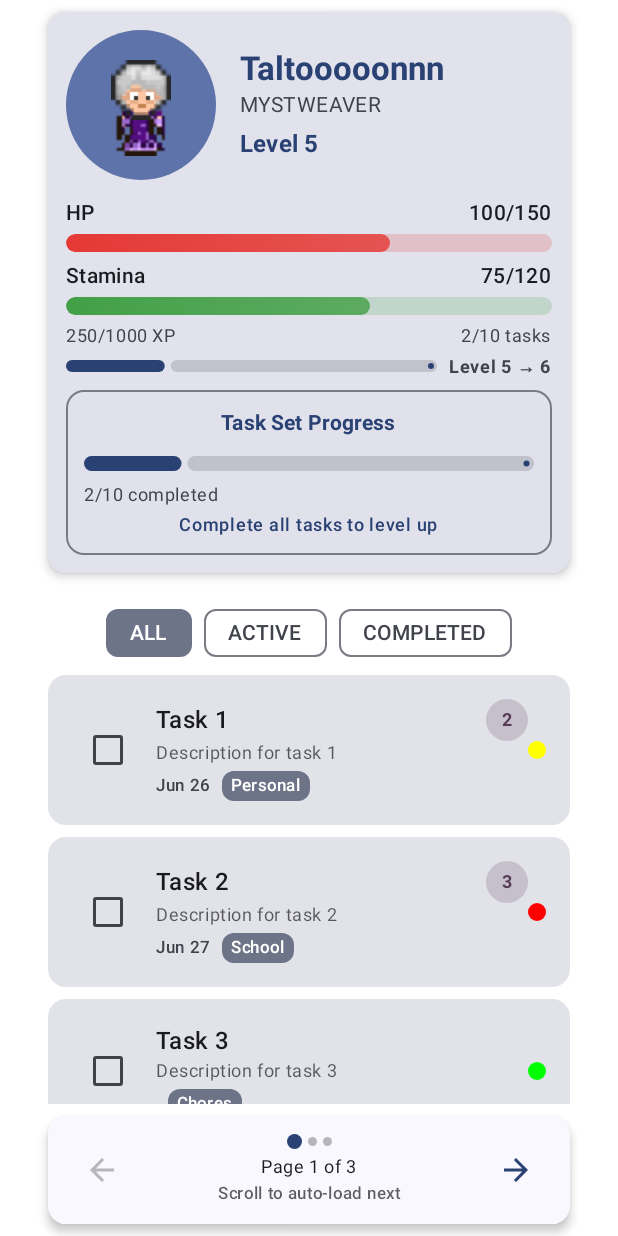
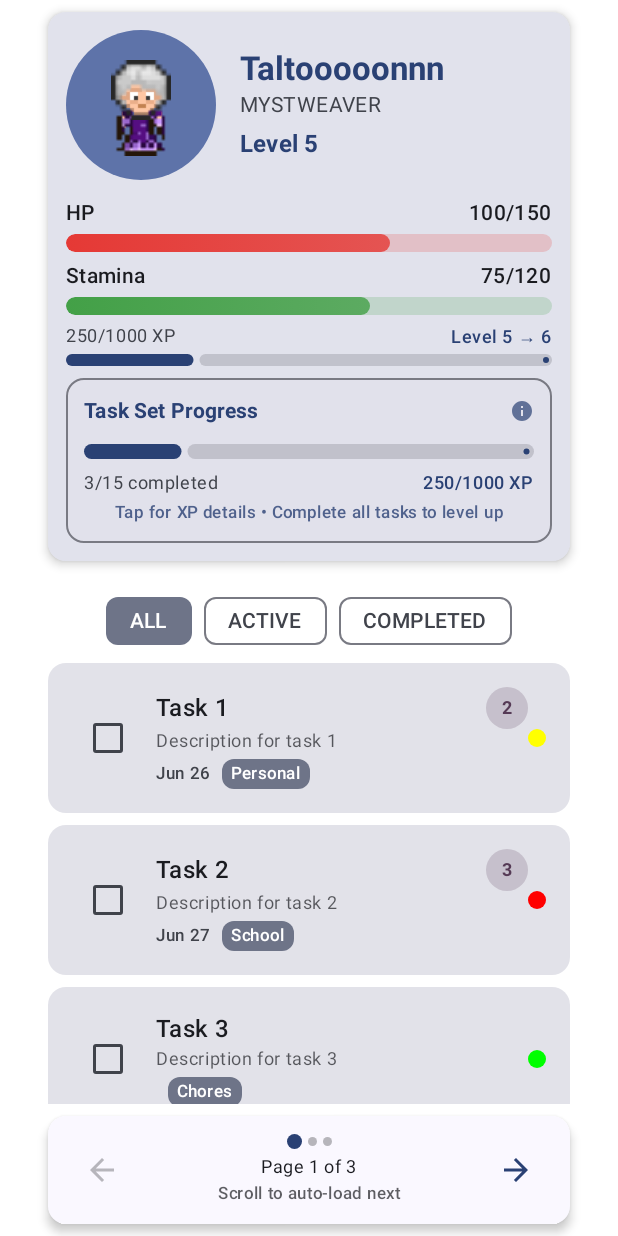
Before and after one commit to Renia274/WizardlyDo, an Android app built with Jetpack Compose: the @Preview function TaskContentPreview, on a phone screen of 412 x 824 dp. Run offline under Robolectric (Android 15) with nearby library versions, the light colour scheme and no system bars.

Commit message:
Updates-refactor task progress for next level

```diff
--- a/app/src/main/java/com/wizardlydo/app/screens/tasks/TaskScreen.kt
+++ b/app/src/main/java/com/wizardlydo/app/screens/tasks/TaskScreen.kt
@@ -92,13 +92,16 @@ fun TaskScreen(
     val wizardProfile = state.wizardProfile?.getOrNull()
     val isLandscape = LocalConfiguration.current.screenWidthDp > LocalConfiguration.current.screenHeightDp
 
+    // Calculate XP-based task progress
+    val (xpBasedTasksCompleted, xpBasedTotalTasks) = wizardProfile?.let { profile ->
+        viewModel.getXPBasedTaskProgress(profile)
+    } ?: Pair(0, 10)
+
     var isSearchVisible by remember { mutableStateOf(false) }
     var searchQuery by remember { mutableStateOf("") }
     var selectedPriority by remember { mutableStateOf<Priority?>(null) }
-
     var isUIVisible by remember { mutableStateOf(true) }
 
-    // Track the first task ID for the Edit button
     val firstTaskId = state.filteredTasks.firstOrNull()?.id
 
     LaunchedEffect(Unit) { viewModel.loadData() }
@@ -159,7 +162,6 @@ fun TaskScreen(
             }
         },
         bottomBar = {
-            // Hide bottom bar when UI is not visible
             AnimatedVisibility(
                 visible = isUIVisible,
                 enter = slideInVertically(initialOffsetY = { it }),
@@ -167,7 +169,6 @@ fun TaskScreen(
             ) {
                 TaskBottomBar(
                     onEdit = {
-                        // Navigate to edit first task if available
                         firstTaskId?.let { taskId ->
                             onEditTask(taskId)
                         }
@@ -189,7 +190,6 @@ fun TaskScreen(
             }
         },
         floatingActionButton = {
-            // Hide FAB when UI is not visible
             AnimatedVisibility(
                 visible = isUIVisible,
                 enter = scaleIn(),
@@ -217,8 +217,7 @@ fun TaskScreen(
                         stamina = wizardProfile?.stamina ?: 50,
                         maxStamina = wizardProfile?.maxStamina ?: 100,
                         experience = wizardProfile?.experience ?: 0,
-                        tasksCompleted = 0,
-                        totalTasksForLevel = 10,
+                        level = wizardProfile?.level ?: 1,
                         equippedItems = equippedItems
                     )
                     wizardProfile?.let { LevelUpIndicator(it.level) }
@@ -274,8 +273,7 @@ fun TaskScreen(
                                     stamina = wizardProfile?.stamina ?: 50,
                                     maxStamina = wizardProfile?.maxStamina ?: 100,
                                     experience = wizardProfile?.experience ?: 0,
-                                    tasksCompleted = 0,
-                                    totalTasksForLevel = 10,
+                                    level = wizardProfile?.level ?: 1,
                                     equippedItems = equippedItems,
                                     modifier = Modifier
                                         .padding(16.dp)
@@ -299,11 +297,9 @@ fun TaskScreen(
                                                 },
                                                 onDragEnd = {
                                                     isBeingSwiped = false
-                                                    // Hide on upward swipe
                                                     isUIVisible = false
                                                 }
                                             ) { change, dragAmount ->
-                                                // Only respond to upward swipes
                                                 if (dragAmount.y < 0) {
                                                     change.consume()
                                                 }
@@ -325,7 +321,6 @@ fun TaskScreen(
                         }
                     }
 
-                    // Swipe indicator when stats are hidden
                     if (!isUIVisible) {
                         Box(
                             modifier = Modifier
@@ -334,11 +329,9 @@ fun TaskScreen(
                                 .pointerInput(Unit) {
                                     detectDragGestures(
                                         onDragEnd = {
-                                            // Toggle on any downward swipe from the top area
                                             isUIVisible = true
                                         }
                                     ) { change, dragAmount ->
-                                        // Only respond to downward swipes
                                         if (dragAmount.y > 0) {
                                             change.consume()
                                         }
@@ -397,8 +390,7 @@ fun TaskContent(
     stamina: Int,
     maxStamina: Int,
     experience: Int,
-    tasksCompleted: Int,
-    totalTasksForLevel: Int,
+    level: Int,
     equippedItems: EquippedItems? = null,
     onCompleteTask: (Int) -> Unit,
     onEditTask: (Int) -> Unit,
@@ -427,8 +419,7 @@ fun TaskContent(
             stamina = stamina,
             maxStamina = maxStamina,
             experience = experience,
-            tasksCompleted = tasksCompleted,
-            totalTasksForLevel = totalTasksForLevel,
+            level = level,
             equippedItems = equippedItems
         )
 
@@ -485,8 +476,9 @@ fun TaskContentPreview() {
         level = 5,
         experience = 250,
         health = 100,
-        maxHealth = 100,
+        maxHealth = 150,
         stamina = 75,
+        maxStamina = 120,
         totalTasksCompleted = 15,
         consecutiveTasksCompleted = 0,
         wizardClass = WizardClass.MYSTWEAVER
@@ -519,6 +511,7 @@ fun TaskContentPreview() {
 
     WizardlyDoTheme {
         TaskContent(
+            modifier = Modifier,
             state = TaskUiState(
                 isLoading = false,
                 wizardProfile = Result.success(wizardProfile),
@@ -530,21 +523,19 @@ fun TaskContentPreview() {
                 totalPages = 3
             ),
             wizardProfile = wizardProfile,
-            tasksCompleted = 2,
-            totalTasksForLevel = 10,
+            health = 100,
+            maxHealth = 150,
+            stamina = 75,
+            maxStamina = 120,
+            experience = 250,
+            level = 5, // Added level parameter
+            equippedItems = null,
             onCompleteTask = {},
             onEditTask = {},
             onDeleteTask = {},
             onNextPage = {},
-
-            onDamageTaken = { _, _ -> },
-            modifier = Modifier,
-            health = 100,
-            maxHealth = 150,
-            stamina = 75,
-            experience = 250,
             onPreviousPage = {},
-            maxStamina = 120
+            onDamageTaken = { _, _ -> }
         )
     }
 }
--- a/app/src/main/java/com/wizardlydo/app/screens/tasks/comps/taskScreensComps/stats/CharacterStatsSection.kt
+++ b/app/src/main/java/com/wizardlydo/app/screens/tasks/comps/taskScreensComps/stats/CharacterStatsSection.kt
@@ -2,9 +2,12 @@ package com.wizardlydo.app.screens.tasks.comps.taskScreensComps.stats
 
 import androidx.compose.animation.core.animateIntAsState
 import androidx.compose.animation.core.tween
+import androidx.compose.foundation.BorderStroke
 import androidx.compose.foundation.Image
 import androidx.compose.foundation.background
+import androidx.compose.foundation.clickable
 import androidx.compose.foundation.isSystemInDarkTheme
+import androidx.compose.foundation.layout.Arrangement
 import androidx.compose.foundation.layout.Box
 import androidx.compose.foundation.layout.Column
 import androidx.compose.foundation.layout.Row
@@ -14,8 +17,12 @@ import androidx.compose.foundation.layout.height
 import androidx.compose.foundation.layout.padding
 import androidx.compose.foundation.layout.size
 import androidx.compose.foundation.layout.width
+import androidx.compose.material.icons.Icons
+import androidx.compose.material.icons.filled.Info
 import androidx.compose.material3.Card
 import androidx.compose.material3.CardDefaults
+import androidx.compose.material3.Icon
+import androidx.compose.material3.LinearProgressIndicator
 import androidx.compose.material3.MaterialTheme
 import androidx.compose.material3.Text
 import androidx.compose.runtime.Composable
@@ -46,8 +53,7 @@ fun CharacterStatsSection(
     stamina: Int,
     maxStamina: Int,
     experience: Int,
-    tasksCompleted: Int,
-    totalTasksForLevel: Int,
+    level: Int,
     equippedItems: EquippedItems? = null,
     taskViewModel: TaskViewModel? = LocalTaskViewModel.current
 ) {
@@ -247,26 +253,148 @@ fun CharacterStatsSection(
                 Spacer(modifier = Modifier.height(6.dp))
 
                 CompactLevelProgressSection(
-                    level = wizardProfile?.level ?: 1,
+                    level = level,
                     experience = animatedExp,
-                    tasksCompleted = tasksCompleted,
-                    totalTasksForLevel = totalTasksForLevel,
                 )
 
                 Spacer(modifier = Modifier.height(8.dp))
 
                 if (!isWizardDead) {
-                    TaskProgressSection(
-                        tasksCompleted = tasksCompleted,
-                        totalTasksForLevel = totalTasksForLevel)
+                    XPBasedTaskProgressSection(
+                        level = level,
+                        experience = animatedExp,
+                        taskViewModel = taskViewModel,
+                        wizardProfile = wizardProfile
+                    )
                 } else {
                     val revivalProgress = taskViewModel?.getRevivalProgress() ?: Pair(wizardProfile?.consecutiveTasksCompleted ?: 0, 3)
 
                     RevivalProgressSection(
                         tasksCompleted = revivalProgress.first,
-                        tasksNeededForRevival = revivalProgress.second)
+                        tasksNeededForRevival = revivalProgress.second
+                    )
                 }
             }
         }
     }
 }
+
+@Composable
+fun XPBasedTaskProgressSection(
+    level: Int,
+    experience: Int,
+    taskViewModel: TaskViewModel? = LocalTaskViewModel.current,
+    wizardProfile: WizardProfile? = null,
+    textColor: Color = MaterialTheme.colorScheme.onSurfaceVariant
+) {
+    // Calculate tasks required for current level
+    val tasksRequiredForLevel = when (level) {
+        in 1..4 -> 10
+        in 5..8 -> 15
+        in 9..14 -> 20
+        in 15..19 -> 25
+        in 20..24 -> 30
+        in 25..29 -> 35
+        else -> 40
+    }
+
+    // Calculate XP per task for current level
+    val expPerLevel = 1000
+    val expPerTask = if (tasksRequiredForLevel > 0) expPerLevel / tasksRequiredForLevel else 0
+
+    // Calculate tasks completed based on current XP
+    val tasksCompleted = if (expPerTask > 0) {
+        (experience / expPerTask).coerceAtMost(tasksRequiredForLevel)
+    } else {
+        0
+    }
+
+    // Calculate progress
+    val taskProgress = if (tasksRequiredForLevel > 0) {
+        tasksCompleted.toFloat() / tasksRequiredForLevel.toFloat()
+    } else {
+        0f
+    }
+
+    Card(
+        modifier = Modifier
+            .fillMaxWidth()
+            .clickable {
+                // Show toast when card is clicked
+                wizardProfile?.let { profile ->
+                    taskViewModel?.showXPProgressToast(profile)
+                }
+            },
+        colors = CardDefaults.cardColors(
+            containerColor = MaterialTheme.colorScheme.surfaceVariant.copy(alpha = 0.5f)
+        ),
+        border = BorderStroke(1.dp, MaterialTheme.colorScheme.outlineVariant)
+    ) {
+        Column(
+            modifier = Modifier.padding(12.dp)
+        ) {
+            Row(
+                modifier = Modifier.fillMaxWidth(),
+                horizontalArrangement = Arrangement.SpaceBetween,
+                verticalAlignment = Alignment.CenterVertically
+            ) {
+                Text(
+                    text = "Task Set Progress",
+                    style = MaterialTheme.typography.titleSmall,
+                    fontWeight = FontWeight.Bold,
+                    color = MaterialTheme.colorScheme.primary
+                )
+
+                // Info icon to indicate clickable
+                Icon(
+                    imageVector = Icons.Default.Info,
+                    contentDescription = "Tap for XP details",
+                    tint = MaterialTheme.colorScheme.primary.copy(alpha = 0.7f),
+                    modifier = Modifier.size(16.dp)
+                )
+            }
+
+            Spacer(modifier = Modifier.height(12.dp))
+
+            LinearProgressIndicator(
+                progress = { taskProgress },
+                modifier = Modifier
+                    .fillMaxWidth()
+                    .height(10.dp),
+                color = MaterialTheme.colorScheme.primary,
+                trackColor = textColor.copy(alpha = 0.2f)
+            )
+
+            Spacer(modifier = Modifier.height(8.dp))
+
+            Row(
+                modifier = Modifier.fillMaxWidth(),
+                horizontalArrangement = Arrangement.SpaceBetween,
+                verticalAlignment = Alignment.CenterVertically
+            ) {
+                Text(
+                    text = "$tasksCompleted/$tasksRequiredForLevel completed",
+                    style = MaterialTheme.typography.bodySmall,
+                    color = textColor
+                )
+
+                Text(
+                    text = "${experience}/${expPerLevel} XP",
+                    style = MaterialTheme.typography.bodySmall,
+                    color = MaterialTheme.colorScheme.primary,
+                    fontWeight = FontWeight.Medium
+                )
+            }
+
+            Spacer(modifier = Modifier.height(4.dp))
+
+            Text(
+                text = "Tap for XP details • Complete all tasks to level up",
+                style = MaterialTheme.typography.labelSmall,
+                color = MaterialTheme.colorScheme.primary.copy(alpha = 0.8f),
+                fontWeight = FontWeight.Medium,
+                modifier = Modifier.align(Alignment.CenterHorizontally)
+            )
+        }
+    }
+}
--- a/app/src/main/java/com/wizardlydo/app/screens/tasks/comps/taskScreensComps/stats/CompactLevelProgressSection.kt
+++ b/app/src/main/java/com/wizardlydo/app/screens/tasks/comps/taskScreensComps/stats/CompactLevelProgressSection.kt
@@ -1,12 +1,10 @@
 package com.wizardlydo.app.screens.tasks.comps.taskScreensComps.stats
 
 import androidx.compose.foundation.layout.Arrangement
-import androidx.compose.foundation.layout.Column
 import androidx.compose.foundation.layout.Row
 import androidx.compose.foundation.layout.Spacer
 import androidx.compose.foundation.layout.fillMaxWidth
 import androidx.compose.foundation.layout.height
-import androidx.compose.foundation.layout.width
 import androidx.compose.material3.LinearProgressIndicator
 import androidx.compose.material3.MaterialTheme
 import androidx.compose.material3.Text
@@ -21,15 +19,12 @@ import androidx.compose.ui.unit.dp
 fun CompactLevelProgressSection(
     level: Int,
     experience: Int,
-    tasksCompleted: Int,
-    totalTasksForLevel: Int,
     textColor: Color = MaterialTheme.colorScheme.onSurfaceVariant
 ) {
     val expPerLevel = 1000
+    val progressToNextLevel = (experience.toFloat() / expPerLevel).coerceIn(0f, 1f)
     val nextLevel = level + 1
-    val expProgress = experience.toFloat() / expPerLevel.toFloat()
 
-    Column(modifier = Modifier.fillMaxWidth()) {
     Row(
         modifier = Modifier.fillMaxWidth(),
         horizontalArrangement = Arrangement.SpaceBetween,
@@ -42,35 +37,21 @@ fun CompactLevelProgressSection(
         )
 
         Text(
-                text = "$tasksCompleted/$totalTasksForLevel tasks",
+            text = "Level $level → $nextLevel",
             style = MaterialTheme.typography.bodySmall,
-                color = textColor
+            color = MaterialTheme.colorScheme.primary,
+            fontWeight = FontWeight.Medium
         )
     }
 
     Spacer(modifier = Modifier.height(4.dp))
 
-        Row(
-            modifier = Modifier.fillMaxWidth(),
-            verticalAlignment = Alignment.CenterVertically
-        ) {
     LinearProgressIndicator(
-                progress = { expProgress },
+        progress = { progressToNextLevel },
         modifier = Modifier
-                    .weight(1f)
+            .fillMaxWidth()
             .height(8.dp),
         color = MaterialTheme.colorScheme.primary,
-                trackColor = MaterialTheme.colorScheme.onSurfaceVariant.copy(alpha = 0.2f)
-            )
-
-            Spacer(modifier = Modifier.width(8.dp))
-
-            Text(
-                text = "Level $level → $nextLevel",
-                style = MaterialTheme.typography.labelMedium,
-                color = textColor,
-                fontWeight = FontWeight.Bold
+        trackColor = textColor.copy(alpha = 0.2f)
     )
 }
-    }
-}
--- a/app/src/main/java/com/wizardlydo/app/screens/tasks/comps/taskScreensComps/stats/RevivalProgressSection.kt
+++ b/app/src/main/java/com/wizardlydo/app/screens/tasks/comps/taskScreensComps/stats/RevivalProgressSection.kt
@@ -21,7 +21,7 @@ import androidx.compose.ui.unit.dp
 @Composable
 fun RevivalProgressSection(
     tasksCompleted: Int,
-    tasksNeededForRevival: Int = 3, // Default to 3
+    tasksNeededForRevival: Int = 3,
     textColor: Color = MaterialTheme.colorScheme.onErrorContainer
 ) {
     val progress = (tasksCompleted.toFloat() / tasksNeededForRevival).coerceIn(0f, 1f)
```
Also changed, not shown: app/src/main/java/com/wizardlydo/app/repository/tasks/TaskRepository.kt (+46 -9 lines), app/src/main/java/com/wizardlydo/app/room/tasks/TaskDao.kt (+0 -9 lines), app/src/main/java/com/wizardlydo/app/room/tasks/TaskEntity.kt (+6 -4 lines), app/src/main/java/com/wizardlydo/app/viewmodel/tasks/TaskViewModel.kt (+134 -113 lines). Lines whose indentation alone changed are shown as unchanged.
